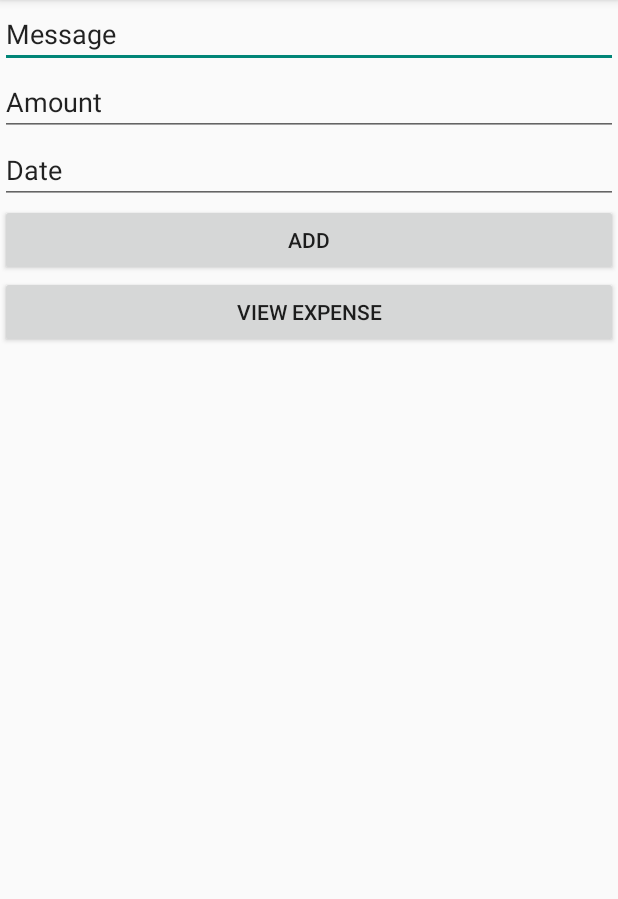
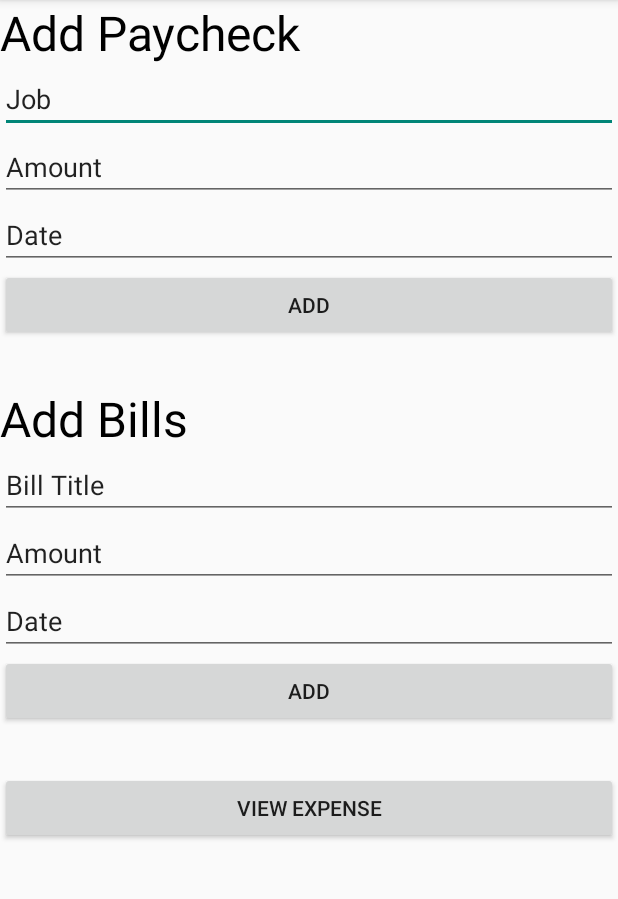
Before and after one commit to MCS-270-Budget-Team/BudgetApp, an Android app: the screen it shows after launch (MainActivity), on a phone screen of 412 x 824 dp, the part 84-983 px from its top. Run offline under Robolectric (Android 15) with nearby library versions, the phone set to English and light mode, and no system bars.

Commit message:
Created basic UI for the main budget page

```diff
--- a/app/src/main/java/com/example/budgetapp/MainActivity.kt
+++ b/app/src/main/java/com/example/budgetapp/MainActivity.kt
@@ -5,24 +5,36 @@ import android.os.Bundle
 import android.widget.Button
 import android.widget.EditText
 
-private lateinit var addButton: Button
+private lateinit var paycheckAddButton: Button
+private lateinit var billAddButton: Button
 private lateinit var viewExpense: Button
-private lateinit var amountInput: EditText
-private lateinit var messageInput: EditText
-private lateinit var dateInput: EditText
+private lateinit var paycheckAmount: EditText
+private lateinit var billAmount: EditText
+private lateinit var jobInput: EditText
+private lateinit var billTitle: EditText
+private lateinit var dateBill: EditText
+private lateinit var datePaycheck: EditText
+
 
 class MainActivity : AppCompatActivity() {
     override fun onCreate(savedInstanceState: Bundle?) {
         super.onCreate(savedInstanceState)
         setContentView(R.layout.activity_main)
-        addButton = findViewById(R.id.add_button)
+        paycheckAddButton = findViewById(R.id.add_paycheck_button)
+        billAddButton = findViewById(R.id.add_bill_button)
         viewExpense = findViewById(R.id.view_expense_button)
-        amountInput = findViewById(R.id.amount_input)
-        messageInput = findViewById(R.id.message_input)
-        dateInput = findViewById(R.id.date_input)
+        paycheckAmount = findViewById(R.id.paycheck_amount)
+        billAmount = findViewById(R.id.bill_amount)
+        jobInput = findViewById(R.id.job_input)
+        billTitle = findViewById(R.id.bill_title)
+        dateBill = findViewById(R.id.date_input)
+        datePaycheck = findViewById(R.id.date1_input)
 
-        addButton.setOnClickListener {
-            // save in database for amount and message
+        paycheckAddButton.setOnClickListener {
+            // save in database for amount, date, and job
+        }
+        billAddButton.setOnClickListener {
+            // save in database for amount, date, and bill title
         }
         viewExpense.setOnClickListener {
             // start new activity
--- a/app/src/main/res/layout/activity_main.xml
+++ b/app/src/main/res/layout/activity_main.xml
@@ -6,22 +6,25 @@
     android:layout_height="match_parent"
     android:orientation="vertical"
     tools:context=".MainActivity">
-    <LinearLayout
+    <TextView
         android:layout_width="match_parent"
         android:layout_height="wrap_content"
-        android:orientation="vertical">
+        android:text="Add Paycheck"
+        android:textColor="@color/black"
+        android:textSize="32sp">
+    </TextView>
     <EditText
-        android:id="@+id/message_input"
+        android:id="@+id/job_input"
         android:layout_width="match_parent"
         android:layout_height="wrap_content"
-        android:text="Message">
+        android:text="@string/job">
     </EditText>
     <EditText
-        android:id="@+id/amount_input"
+        android:id="@+id/paycheck_amount"
         android:layout_width="match_parent"
         android:layout_height="wrap_content"
         android:inputType="number"
-        android:text="Amount">
+        android:text="@string/amount_paycheck">
     </EditText>
     <EditText
         android:id="@+id/date_input"
@@ -31,16 +34,54 @@
         android:text="@string/date_input">
     </EditText>
     <Button
-        android:id="@+id/add_button"
+        android:id="@+id/add_paycheck_button"
         android:layout_width="match_parent"
         android:layout_height="wrap_content"
         android:text="@string/add_button">
     </Button>
+    <Space
+        android:layout_width="match_parent"
+        android:layout_height="30dp"/>
+    <TextView
+        android:layout_width="match_parent"
+        android:layout_height="wrap_content"
+        android:text="Add Bills"
+        android:textColor="@color/black"
+        android:textSize="32sp">
+    </TextView>
+    <EditText
+        android:id="@+id/bill_title"
+        android:layout_width="match_parent"
+        android:layout_height="wrap_content"
+        android:text="@string/bill_title">
+    </EditText>
+    <EditText
+        android:id="@+id/bill_amount"
+        android:layout_width="match_parent"
+        android:layout_height="wrap_content"
+        android:text="@string/amount_bill">
+    </EditText>
+    <EditText
+        android:id="@+id/date1_input"
+        android:layout_width="match_parent"
+        android:layout_height="wrap_content"
+        android:inputType="date"
+        android:text="@string/date1_input">
+    </EditText>
+    <Button
+        android:id="@+id/add_bill_button"
+        android:layout_width="match_parent"
+        android:layout_height="wrap_content"
+        android:text="Add">
+    </Button>
+    <Space
+        android:layout_width="wrap_content"
+        android:layout_height="30dp">
+    </Space>
     <Button
         android:id="@+id/view_expense_button"
         android:layout_width="match_parent"
         android:layout_height="wrap_content"
         android:text="@string/view_expense">
     </Button>
-    </LinearLayout>
 </LinearLayout>
--- a/app/src/main/res/values/strings.xml
+++ b/app/src/main/res/values/strings.xml
@@ -3,4 +3,9 @@
     <string name="view_expense">View Expense</string>
     <string name="add_button">Add</string>
     <string name="date_input">Date</string>
+    <string name="date1_input">Date</string>
+    <string name="amount_bill">Amount</string>
+    <string name="amount_paycheck">Amount</string>
+    <string name="job">Job</string>
+    <string name="bill_title">Bill Title</string>
 </resources>
```
